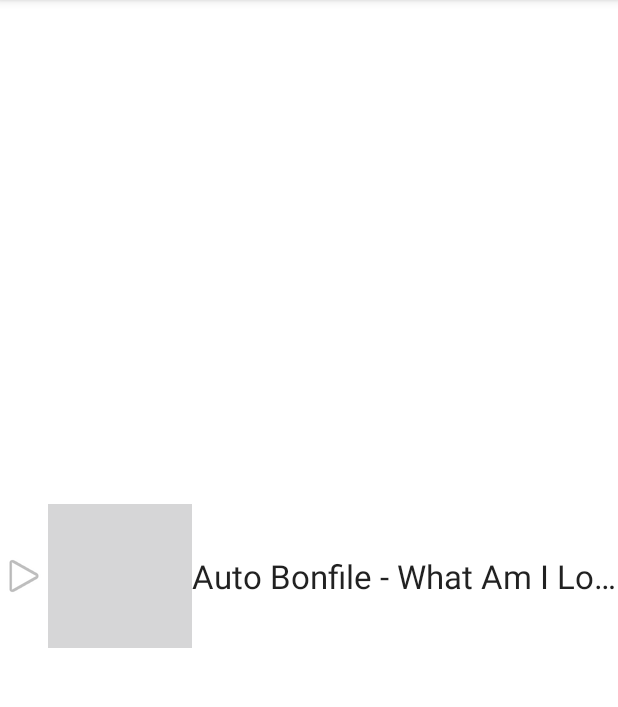
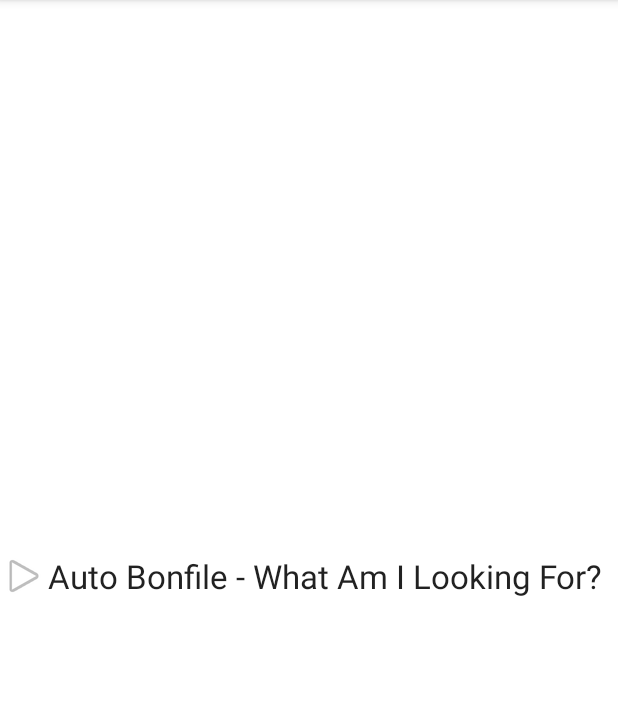
Before and after one commit to shortylabs/FMARecentlyAdded, an Android app: the layout recently_added_item.xml on its own in the app's theme, with its tools: preview values and no code run, on a phone screen of 412 x 824 dp, the part 84-791 px from its top. Run offline under Robolectric (Android 15) with nearby library versions, the phone set to English and light mode, and no system bars.

Commit message:
Revert 7d26e34..b8794eb
This rolls back to commit 7d26e3470834b6eefefd14b5860abbd9664485e3.

```diff
--- a/app/src/main/java/com/shortylabs/fmarecentlyadded/service/RecentlyAddedService.java
+++ b/app/src/main/java/com/shortylabs/fmarecentlyadded/service/RecentlyAddedService.java
@@ -44,7 +44,6 @@ public class RecentlyAddedService extends IntentService {
     public RecentlyAddedService() {
         super(RECENTLY_ADDED_SERVICE);
     }
-
 
     @Override
     protected void onHandleIntent(Intent intent) {
--- a/app/src/main/res/drawable/stop_button.xml
+++ /dev/null
@@ -1,10 +0,0 @@
-<?xml version="1.0" encoding="utf-8"?>
-
-<selector xmlns:android="http://schemas.android.com/apk/res/android">
-
-        <item android:state_pressed="true"
-            android:drawable="@drawable/ic_action_stop" /> <!-- pressed -->
-        <item android:drawable="@drawable/ic_media_stop" /> <!-- default -->
-
-
-</selector>
--- a/app/src/main/res/layout/recently_added_item.xml
+++ b/app/src/main/res/layout/recently_added_item.xml
@@ -12,15 +12,9 @@
         android:id="@+id/play_button"
         android:layout_width="wrap_content"
         android:layout_height="wrap_content"
-        android:background="@drawable/play_button"
+        android:background="@android:drawable/ic_media_play"
         />
 
-    <ImageButton
-        android:id="@+id/stop_button"
-        android:layout_width="wrap_content"
-        android:layout_height="wrap_content"
-        android:background="@drawable/stop_button"
-        />
 
 
     <TextView
@@ -33,7 +27,4 @@
         android:singleLine="true" />
 
 
-
-
-
 </LinearLayout>
```
Also changed, not shown: app/src/main/java/com/shortylabs/fmarecentlyadded/RecentlyAddedListAdapter.java (+2 -6 lines), app/src/main/java/com/shortylabs/fmarecentlyadded/service/MediaPlayerService.java (+28 -22 lines).
